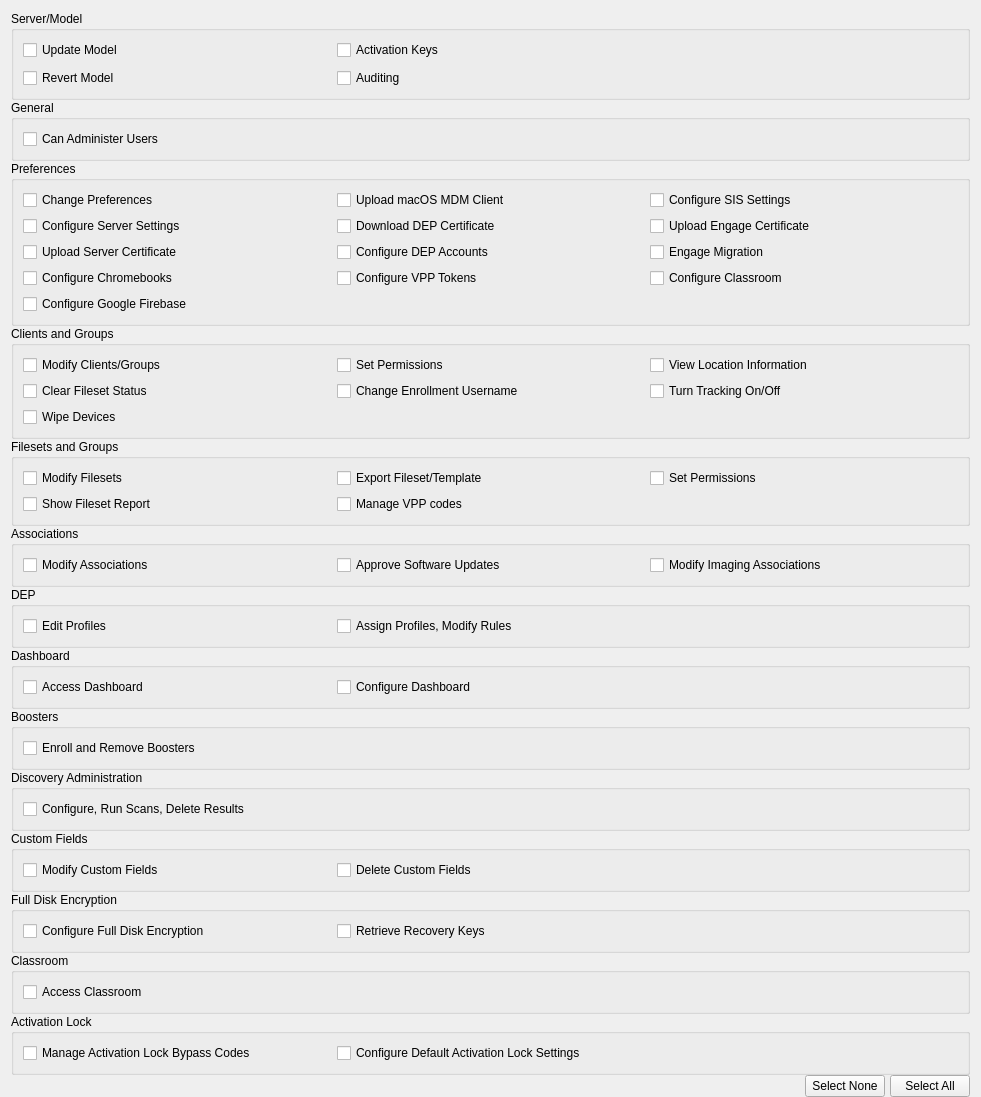
Before: the Qt Designer form FWAdminLib/AdminPermissionsWidget.ui in fw-dev/translations, drawn with Qt 5.
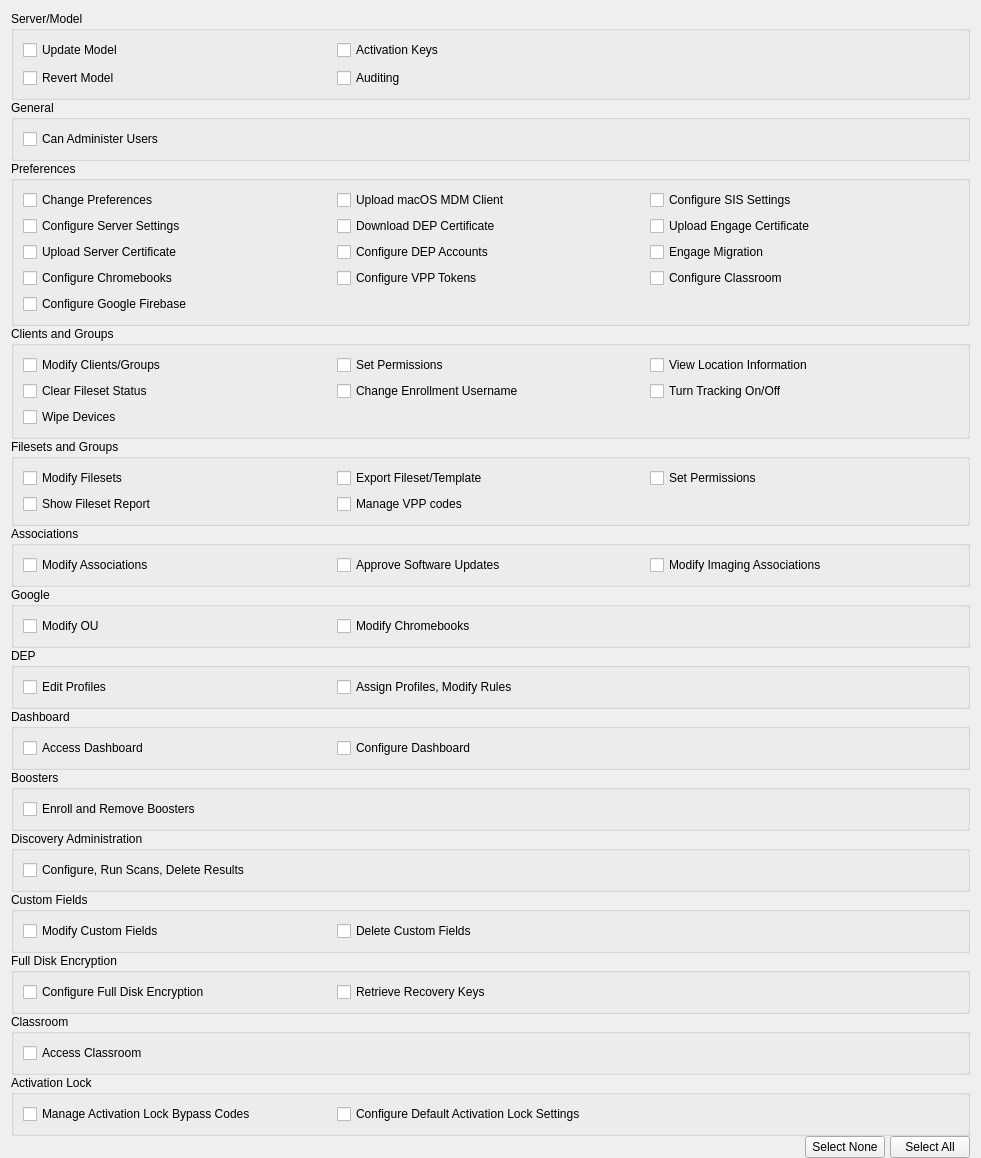
After: the same form once the commit is applied.

```diff
--- a/FWAdminLib/AdminPermissionsWidget.ui
+++ b/FWAdminLib/AdminPermissionsWidget.ui
@@ -371,6 +371,32 @@
      </layout>
     </widget>
    </item>
+   <item>
+    <widget class="QGroupBox" name="groupBoxGoogle">
+     <property name="title">
+      <string>Google</string>
+     </property>
+     <layout class="QGridLayout" name="gl_groupBoxGoogle">
+      <item row="0" column="0">
+       <widget class="QCheckBox" name="checkBoxModifyOU">
+        <property name="text">
+         <string>Modify OU</string>
+        </property>
+       </widget>
+      </item>
+      <item row="0" column="1">
+       <widget class="QCheckBox" name="checkBoxModifyChromebooks">
+        <property name="text">
+         <string>Modify Chromebooks</string>
+        </property>
+       </widget>
+      </item>
+      <item row="0" column="2">
+        <widget class="QWidget" name="googleEmptyColumn" native="true"/>
+      </item>
+     </layout>
+    </widget>
+   </item>
    <item>
     <widget class="QGroupBox" name="groupBoxDEP">
      <property name="title">
```
